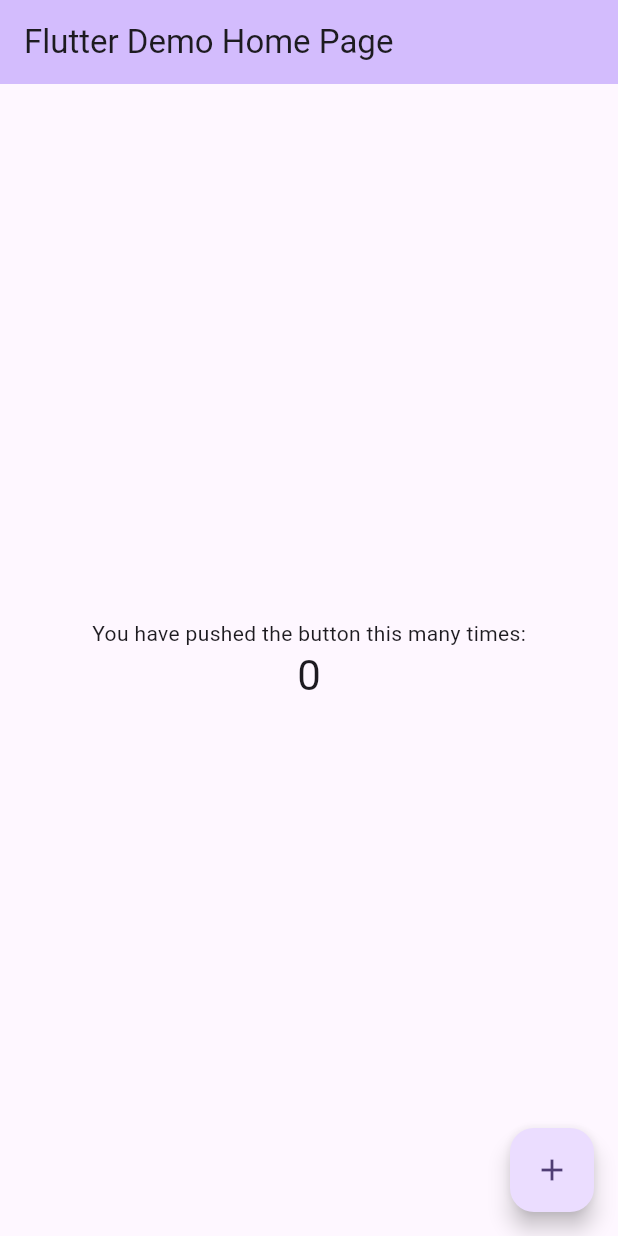
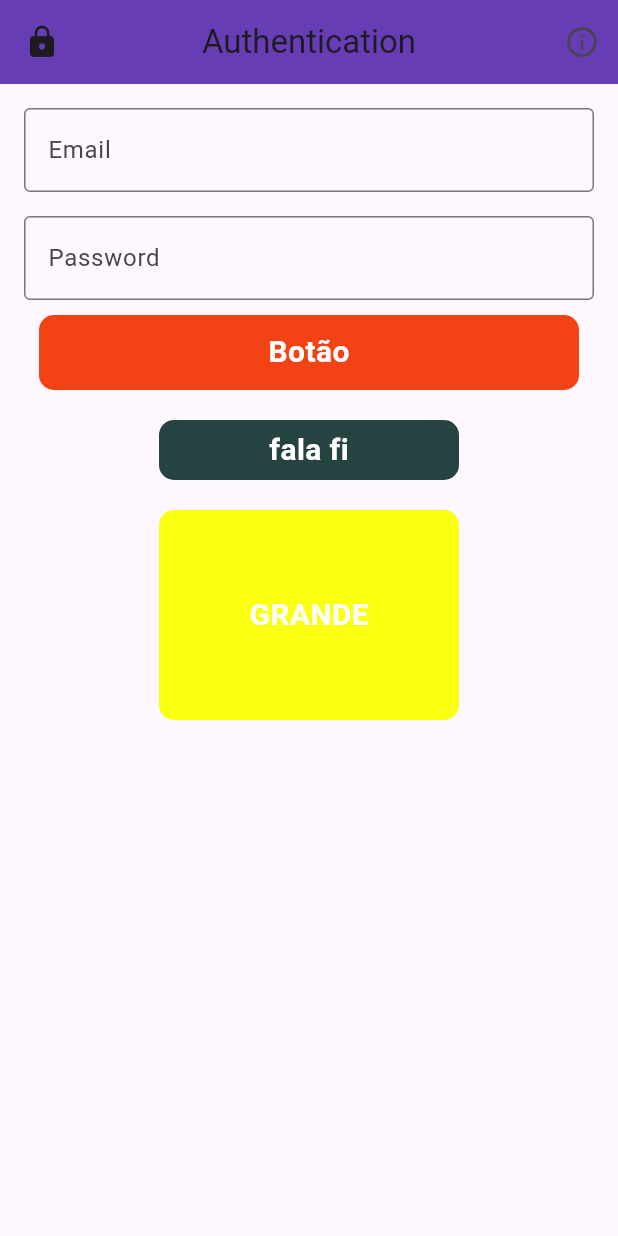
Before and after one commit to Matheus-Rossetti/backlog_app, a Flutter app: the screen it shows after launch, on a phone screen of 412 x 824 dp. Run offline on Flutter 3.47's test engine with Material 3 defaults, Android fonts, the phone set to English and light mode, and no system bars.

Commit message:
Playing with buttons

```diff
--- /dev/null
+++ b/lib/auth_screen.dart
@@ -0,0 +1,113 @@
+import 'package:flutter/material.dart';
+
+class AuthScreen extends StatelessWidget {
+  const AuthScreen({super.key});
+
+  @override
+  Widget build(BuildContext context) {
+    return Scaffold(
+        appBar: AppBar(
+          title: Text('Authentication'),
+          centerTitle: true,
+          backgroundColor: Colors.deepPurple,
+          elevation: 10,
+          leading: Icon(Icons.lock),
+          actions: [
+            IconButton(
+              icon: Icon(Icons.info_outline),
+              onPressed: () {
+                // Add your onPressed code here!
+              },
+            ),
+          ],
+        ),
+        body: Column(
+          children: [
+            Padding(
+              padding: const EdgeInsets.all(16.0),
+              child: Column(
+                children: [
+                  TextField(
+                    decoration: InputDecoration(
+                      labelText: 'Email',
+                      border: OutlineInputBorder(),
+                    ),
+                  ),
+                  SizedBox(height: 16),
+                  TextField(
+                    decoration: InputDecoration(
+                      labelText: 'Password',
+                      border: OutlineInputBorder(),
+                    ),
+                    obscureText: true,
+                  ),
+                  MainSquareButtom(
+                      height: 50,
+                      width: 400,
+                      text: 'Botão',
+                      color: Color(0xffF34213)),
+                  MainSquareButtom(
+                      height: 40,
+                      width: 200,
+                      text: 'fala fi',
+                      color: Color(0xff254441)),
+                  MainSquareButtom(
+                      height: 140,
+                      width: 200,
+                      text: 'GRANDE',
+                      color: Color(0xffFBFF12))
+                ],
+              ),
+            ),
+          ],
+        ));
+  }
+}
+
+class MainSquareButtom extends StatelessWidget {
+  const MainSquareButtom(
+      {super.key,
+      required this.height,
+      required this.width,
+      required this.text,
+      required this.color});
+
+  final double height;
+  final double width;
+  final String text;
+  final Color color;
+
+  @override
+  Widget build(BuildContext context) {
+    return Padding(
+      padding: const EdgeInsets.all(10),
+      child: Container(
+        height: height,
+        width: width,
+        decoration: BoxDecoration(
+            color: color, borderRadius: BorderRadius.circular(10)),
+        child: Center(
+            child: Text(
+          text,
+          style: TextStyle(
+              fontSize: 20, fontWeight: FontWeight.bold, color: Colors.white),
+        )),
+      ),
+    );
+  }
+}
+
+// Grey / Auxiliar color
+// Color(0xffBCB8B1)
+
+// Orange / Main or seconday
+// Color(0xffF34213)
+
+// Green / Main or seconday
+// Color(0xff254441)
+
+// Yellow / maybe for warning?
+// Color(0xffFBFF12)
+
+// Dark Wine
+// Color(0xff291720)
--- a/lib/main.dart
+++ b/lib/main.dart
@@ -1,125 +1,33 @@
 import 'package:flutter/material.dart';
 
-void main() {
-  runApp(const MyApp());
-}
+import 'auth_screen.dart';
+
+void main() => runApp(MyApp());
 
 class MyApp extends StatelessWidget {
   const MyApp({super.key});
 
-  // This widget is the root of your application.
   @override
   Widget build(BuildContext context) {
     return MaterialApp(
-      title: 'Flutter Demo',
-      theme: ThemeData(
-        // This is the theme of your application.
-        //
-        // TRY THIS: Try running your application with "flutter run". You'll see
-        // the application has a purple toolbar. Then, without quitting the app,
-        // try changing the seedColor in the colorScheme below to Colors.green
-        // and then invoke "hot reload" (save your changes or press the "hot
-        // reload" button in a Flutter-supported IDE, or press "r" if you used
-        // the command line to start the app).
-        //
-        // Notice that the counter didn't reset back to zero; the application
-        // state is not lost during the reload. To reset the state, use hot
-        // restart instead.
-        //
-        // This works for code too, not just values: Most code changes can be
-        // tested with just a hot reload.
-        colorScheme: ColorScheme.fromSeed(seedColor: Colors.deepPurple),
-        useMaterial3: true,
-      ),
-      home: const MyHomePage(title: 'Flutter Demo Home Page'),
+      title: 'Backlog App',
+      debugShowCheckedModeBanner: false,
+      home: AuthScreen(),
     );
   }
 }
 
-class MyHomePage extends StatefulWidget {
-  const MyHomePage({super.key, required this.title});
+// Grey / Auxiliar color
+// Color(0xffBCB8B1)
 
-  // This widget is the home page of your application. It is stateful, meaning
-  // that it has a State object (defined below) that contains fields that affect
-  // how it looks.
+// Orange / Main or seconday
+// Color(0xffF34213)
 
-  // This class is the configuration for the state. It holds the values (in this
-  // case the title) provided by the parent (in this case the App widget) and
-  // used by the build method of the State. Fields in a Widget subclass are
-  // always marked "final".
+// Green / Main or seconday
+// Color(0xff254441)
 
-  final String title;
+// Yellow / maybe for warning?
+// Color(0xffFBFF12)
 
-  @override
-  State<MyHomePage> createState() => _MyHomePageState();
-}
-
-class _MyHomePageState extends State<MyHomePage> {
-  int _counter = 0;
-
-  void _incrementCounter() {
-    setState(() {
-      // This call to setState tells the Flutter framework that something has
-      // changed in this State, which causes it to rerun the build method below
-      // so that the display can reflect the updated values. If we changed
-      // _counter without calling setState(), then the build method would not be
-      // called again, and so nothing would appear to happen.
-      _counter++;
-    });
-  }
-
-  @override
-  Widget build(BuildContext context) {
-    // This method is rerun every time setState is called, for instance as done
-    // by the _incrementCounter method above.
-    //
-    // The Flutter framework has been optimized to make rerunning build methods
-    // fast, so that you can just rebuild anything that needs updating rather
-    // than having to individually change instances of widgets.
-    return Scaffold(
-      appBar: AppBar(
-        // TRY THIS: Try changing the color here to a specific color (to
-        // Colors.amber, perhaps?) and trigger a hot reload to see the AppBar
-        // change color while the other colors stay the same.
-        backgroundColor: Theme.of(context).colorScheme.inversePrimary,
-        // Here we take the value from the MyHomePage object that was created by
-        // the App.build method, and use it to set our appbar title.
-        title: Text(widget.title),
-      ),
-      body: Center(
-        // Center is a layout widget. It takes a single child and positions it
-        // in the middle of the parent.
-        child: Column(
-          // Column is also a layout widget. It takes a list of children and
-          // arranges them vertically. By default, it sizes itself to fit its
-          // children horizontally, and tries to be as tall as its parent.
-          //
-          // Column has various properties to control how it sizes itself and
-          // how it positions its children. Here we use mainAxisAlignment to
-          // center the children vertically; the main axis here is the vertical
-          // axis because Columns are vertical (the cross axis would be
-          // horizontal).
-          //
-          // TRY THIS: Invoke "debug painting" (choose the "Toggle Debug Paint"
-          // action in the IDE, or press "p" in the console), to see the
-          // wireframe for each widget.
-          mainAxisAlignment: MainAxisAlignment.center,
-          children: <Widget>[
-            const Text(
-              'You have pushed the button this many times:',
-            ),
-            Text(
-              '$_counter',
-              style: Theme.of(context).textTheme.headlineMedium,
-            ),
-          ],
-        ),
-      ),
-      floatingActionButton: FloatingActionButton(
-        onPressed: _incrementCounter,
-        tooltip: 'Increment',
-        child: const Icon(Icons.add),
-      ), // This trailing comma makes auto-formatting nicer for build methods.
-    );
-  }
-}
+// Dark Wine
+// Color(0xff291720)
--- /dev/null
+++ b/lib/main_menu_screen.dart
@@ -0,0 +1,21 @@
+import 'package:flutter/material.dart';
+
+
+class MainMenuScreen extends StatefulWidget {
+  const MainMenuScreen({super.key});
+
+  @override
+  State<MainMenuScreen> createState() => _MainMenuScreenState();
+}
+
+class _MainMenuScreenState extends State<MainMenuScreen> {
+  @override
+  Widget build(BuildContext context) {
+    return Scaffold(
+      appBar: AppBar(
+        title: Text('Main Menu'),
+      ),
+      body: Container(width: 200, height: 200, color: Colors.pink),
+    );
+  }
+}
```
Also changed, not shown: 1 other file.
